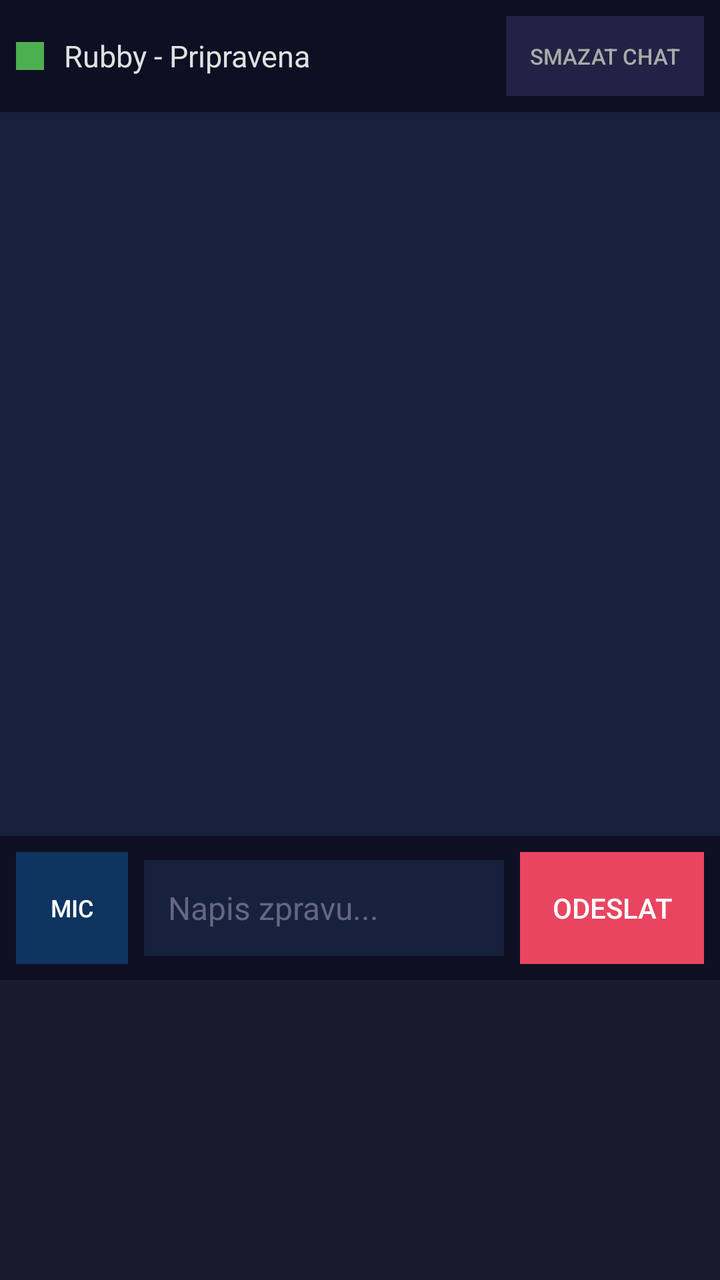
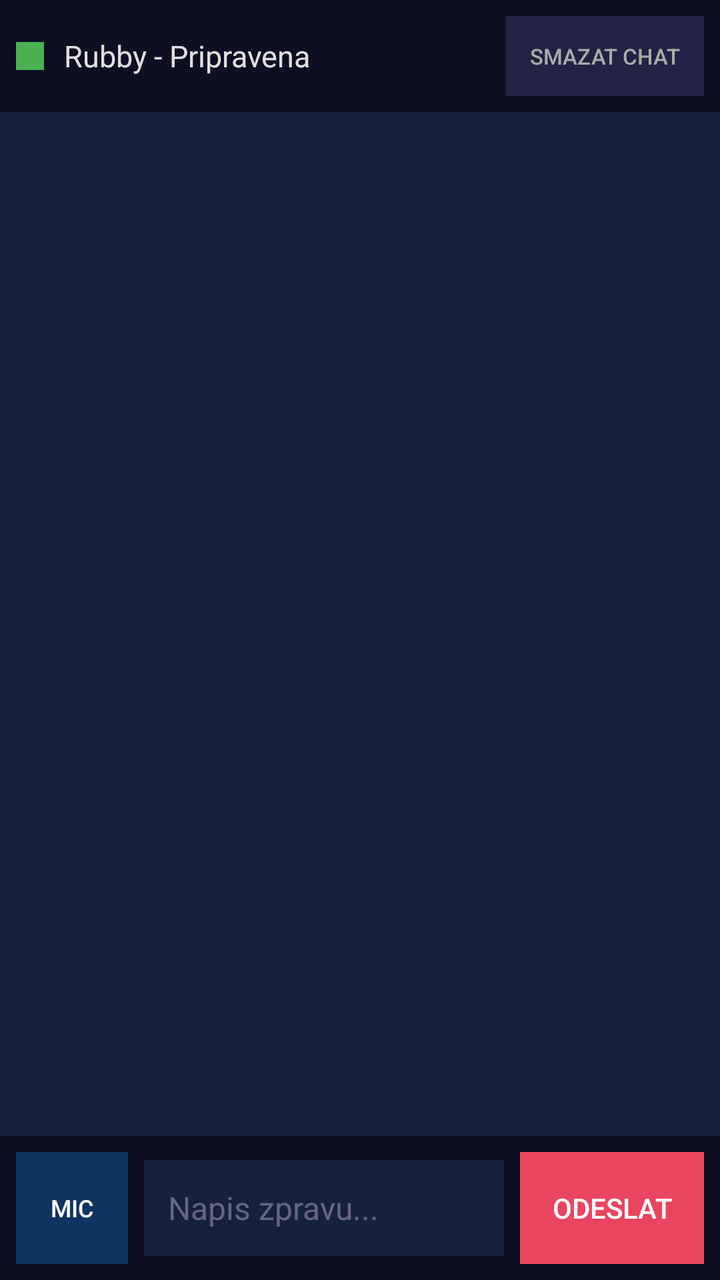

Two renders of the same Android screen: before a commit and after it. Below are the layout's source before the change and the commit's diff.
<!-- AndroidManifest.xml: application theme Theme.MyApplication -->
<!-- res/layout/activity_main.xml -->
<?xml version="1.0" encoding="utf-8"?>
<RelativeLayout xmlns:android="http://schemas.android.com/apk/res/android"
    xmlns:tools="http://schemas.android.com/tools"
    android:layout_width="match_parent"
    android:layout_height="match_parent"
    android:background="#1a1a2e"
    tools:context=".MainActivity">

    
    <LinearLayout
        android:id="@+id/inputArea"
        android:layout_width="match_parent"
        android:layout_height="wrap_content"
        android:layout_alignParentBottom="true"
        android:layout_marginBottom="150dp"
        android:orientation="horizontal"
        android:padding="8dp"
        android:gravity="center_vertical"
        android:background="#0f0f23">

        <Button
            android:id="@+id/btnMic"
            android:layout_width="56dp"
            android:layout_height="56dp"
            android:text="MIC"
            android:textSize="12sp"
            android:textColor="#ffffff"
            android:background="#0f3460" />

        <EditText
            android:id="@+id/etInput"
            android:layout_width="0dp"
            android:layout_height="48dp"
            android:layout_weight="1"
            android:layout_marginStart="8dp"
            android:layout_marginEnd="8dp"
            android:hint="Napis zpravu..."
            android:textColorHint="#666680"
            android:textColor="#e0e0e0"
            android:textSize="16sp"
            android:background="#16213e"
            android:paddingStart="12dp"
            android:paddingEnd="12dp"
            android:inputType="text"
            android:imeOptions="actionSend"
            android:singleLine="true" />

        <Button
            android:id="@+id/btnSend"
            android:layout_width="wrap_content"
            android:layout_height="56dp"
            android:text="ODESLAT"
            android:textSize="14sp"
            android:textColor="#ffffff"
            android:background="#e94560"
            android:paddingStart="16dp"
            android:paddingEnd="16dp" />
    </LinearLayout>

    
    <LinearLayout
        android:id="@+id/statusBar"
        android:layout_width="match_parent"
        android:layout_height="wrap_content"
        android:layout_alignParentTop="true"
        android:orientation="horizontal"
        android:gravity="center_vertical"
        android:padding="8dp"
        android:background="#0f0f23">

        <View
            android:id="@+id/statusIndicator"
            android:layout_width="14dp"
            android:layout_height="14dp"
            android:background="#4CAF50" />

        <TextView
            android:id="@+id/tvStatus"
            android:layout_width="0dp"
            android:layout_height="wrap_content"
            android:layout_weight="1"
            android:layout_marginStart="10dp"
            android:text="Rubby - Pripravena"
            android:textColor="#e0e0e0"
            android:textSize="15sp" />

        <Button
            android:id="@+id/btnClear"
            android:layout_width="wrap_content"
            android:layout_height="40dp"
            android:text="SMAZAT CHAT"
            android:textSize="11sp"
            android:textColor="#aaaaaa"
            android:background="#222244"
            android:paddingStart="12dp"
            android:paddingEnd="12dp" />
    </LinearLayout>

    
    <ScrollView
        android:id="@+id/scrollView"
        android:layout_width="match_parent"
        android:layout_height="match_parent"
        android:layout_below="@id/statusBar"
        android:layout_above="@id/inputArea"
        android:fillViewport="true"
        android:background="#16213e"
        android:padding="12dp">

        <TextView
            android:id="@+id/tvChatLog"
            android:layout_width="match_parent"
            android:layout_height="wrap_content"
            android:textColor="#c8d6e5"
            android:textSize="17sp"
            android:lineSpacingMultiplier="1.4" />
    </ScrollView>

</RelativeLayout>
<!-- resources referenced by this layout -->
<resources>
  <style name="Theme.MyApplication" parent="Theme.AppCompat.Light.NoActionBar">
          <item name="colorPrimary">#1a1a2e</item>
          <item name="colorPrimaryDark">#0f0f23</item>
          <item name="colorAccent">@color/teal_200</item>
          
          <item name="android:windowFullscreen">true</item>
          <item name="android:windowNoTitle">true</item>
      </style>
  <color name="teal_200">#FF03DAC5</color>
</resources>

<!-- the commit's change to res/layout/activity_main.xml (unified diff, before → after) -->
@@ -3,6 +3,7 @@
     xmlns:tools="http://schemas.android.com/tools"
     android:layout_width="match_parent"
     android:layout_height="match_parent"
+    android:fitsSystemWindows="true"
     android:background="#1a1a2e"
     tools:context=".MainActivity">
 
@@ -12,7 +13,7 @@
         android:layout_width="match_parent"
         android:layout_height="wrap_content"
         android:layout_alignParentBottom="true"
-        android:layout_marginBottom="150dp"
+        android:minHeight="64dp"
         android:orientation="horizontal"
         android:padding="8dp"
         android:gravity="center_vertical"
